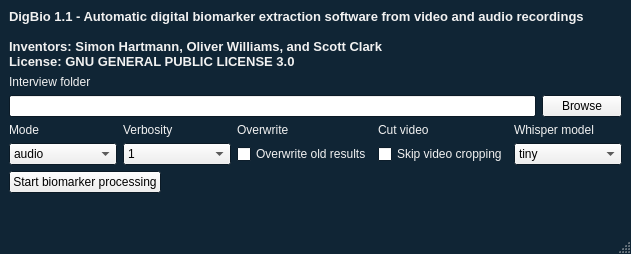
The window that DigBio.ui (sihartmann/DigitalBiomarkersPsychosis) describes before a commit, drawn with Qt 5.
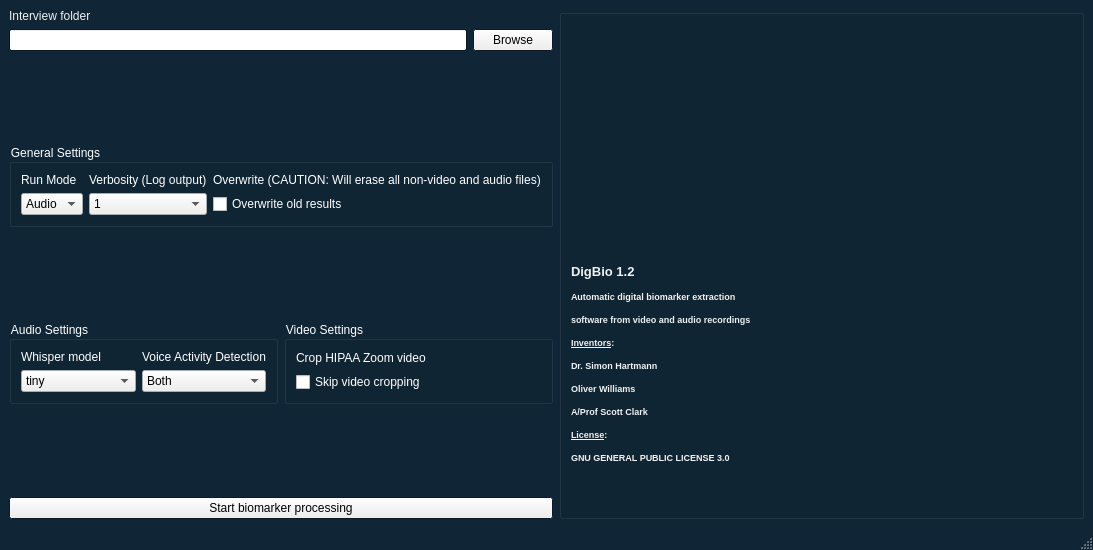
The same window after the commit. Icons and pictures are not drawn.

Commit message: Added Silero VAD instead of ffmpeg silenceremoval, updated GUI

Patch:
```diff
--- a/DigBio.ui
+++ b/DigBio.ui
@@ -6,8 +6,8 @@
    <rect>
     <x>0</x>
     <y>0</y>
-    <width>631</width>
-    <height>254</height>
+    <width>1093</width>
+    <height>550</height>
    </rect>
   </property>
   <property name="sizePolicy">
@@ -100,15 +100,6 @@
        </color>
       </brush>
      </colorrole>
-     <colorrole role="PlaceholderText">
-      <brush brushstyle="SolidPattern">
-       <color alpha="128">
-        <red>0</red>
-        <green>0</green>
-        <blue>0</blue>
-       </color>
-      </brush>
-     </colorrole>
     </active>
     <inactive>
      <colorrole role="WindowText">
@@ -192,15 +183,6 @@
        </color>
       </brush>
      </colorrole>
-     <colorrole role="PlaceholderText">
-      <brush brushstyle="SolidPattern">
-       <color alpha="128">
-        <red>0</red>
-        <green>0</green>
-        <blue>0</blue>
-       </color>
-      </brush>
-     </colorrole>
     </inactive>
     <disabled>
      <colorrole role="WindowText">
@@ -284,15 +266,6 @@
        </color>
       </brush>
      </colorrole>
-     <colorrole role="PlaceholderText">
-      <brush brushstyle="SolidPattern">
-       <color alpha="128">
-        <red>0</red>
-        <green>0</green>
-        <blue>0</blue>
-       </color>
-      </brush>
-     </colorrole>
     </disabled>
    </palette>
   </property>
@@ -306,43 +279,564 @@
    <property name="enabled">
     <bool>true</bool>
    </property>
-   <layout class="QVBoxLayout" name="verticalLayout_2">
-    <item>
-     <layout class="QVBoxLayout" name="verticalLayout">
-      <item>
-       <widget class="QLabel" name="label_13">
+   <layout class="QGridLayout" name="gridLayout_7">
+    <item row="0" column="0">
+     <layout class="QGridLayout" name="gridLayout_6">
+      <item row="3" column="0" colspan="2">
+       <widget class="QGroupBox" name="groupBox">
+        <property name="palette">
+         <palette>
+          <active/>
+          <inactive/>
+          <disabled/>
+         </palette>
+        </property>
+        <property name="styleSheet">
+         <string notr="true">QGroupBox::title {
+    color: rgb(255, 255, 255);
+}</string>
+        </property>
+        <property name="title">
+         <string>General Settings</string>
+        </property>
+        <layout class="QGridLayout" name="gridLayout_2">
+         <item row="0" column="0">
+          <widget class="QLabel" name="label_2">
+           <property name="palette">
+            <palette>
+             <active>
+              <colorrole role="WindowText">
+               <brush brushstyle="SolidPattern">
+                <color alpha="255">
+                 <red>255</red>
+                 <green>255</green>
+                 <blue>255</blue>
+                </color>
+               </brush>
+              </colorrole>
+             </active>
+             <inactive>
+              <colorrole role="WindowText">
+               <brush brushstyle="SolidPattern">
+                <color alpha="255">
+                 <red>255</red>
+                 <green>255</green>
+                 <blue>255</blue>
+                </color>
+               </brush>
+              </colorrole>
+             </inactive>
+             <disabled>
+              <colorrole role="WindowText">
+               <brush brushstyle="SolidPattern">
+                <color alpha="255">
+                 <red>120</red>
+                 <green>120</green>
+                 <blue>120</blue>
+                </color>
+               </brush>
+              </colorrole>
+             </disabled>
+            </palette>
+           </property>
+           <property name="text">
+            <string>Run Mode</string>
+           </property>
+          </widget>
+         </item>
+         <item row="0" column="1">
+          <widget class="QLabel" name="label_3">
+           <property name="palette">
+            <palette>
+             <active>
+              <colorrole role="WindowText">
+               <brush brushstyle="SolidPattern">
+                <color alpha="255">
+                 <red>255</red>
+                 <green>255</green>
+                 <blue>255</blue>
+                </color>
+               </brush>
+              </colorrole>
+             </active>
+             <inactive>
+              <colorrole role="WindowText">
+               <brush brushstyle="SolidPattern">
+                <color alpha="255">
+                 <red>255</red>
+                 <green>255</green>
+                 <blue>255</blue>
+                </color>
+               </brush>
+              </colorrole>
+             </inactive>
+             <disabled>
+              <colorrole role="WindowText">
+               <brush brushstyle="SolidPattern">
+                <color alpha="255">
+                 <red>120</red>
+                 <green>120</green>
+                 <blue>120</blue>
+                </color>
+               </brush>
+              </colorrole>
+             </disabled>
+            </palette>
+           </property>
+           <property name="text">
+            <string>Verbosity (Log output)</string>
+           </property>
+          </widget>
+         </item>
+         <item row="0" column="2">
+          <widget class="QLabel" name="label_5">
+           <property name="palette">
+            <palette>
+             <active>
+              <colorrole role="WindowText">
+               <brush brushstyle="SolidPattern">
+                <color alpha="255">
+                 <red>255</red>
+                 <green>255</green>
+                 <blue>255</blue>
+                </color>
+               </brush>
+              </colorrole>
+             </active>
+             <inactive>
+              <colorrole role="WindowText">
+               <brush brushstyle="SolidPattern">
+                <color alpha="255">
+                 <red>255</red>
+                 <green>255</green>
+                 <blue>255</blue>
+                </color>
+               </brush>
+              </colorrole>
+             </inactive>
+             <disabled>
+              <colorrole role="WindowText">
+               <brush brushstyle="SolidPattern">
+                <color alpha="255">
+                 <red>120</red>
+                 <green>120</green>
+                 <blue>120</blue>
+                </color>
+               </brush>
+              </colorrole>
+             </disabled>
+            </palette>
+           </property>
+           <property name="text">
+            <string>Overwrite (CAUTION: Will erase all non-video and audio files)</string>
+           </property>
+          </widget>
+         </item>
+         <item row="1" column="0">
+          <widget class="QComboBox" name="modeBox">
+           <property name="currentText">
+            <string>Audio</string>
+           </property>
+           <item>
+            <property name="text">
+             <string>Audio</string>
+            </property>
+           </item>
+           <item>
+            <property name="text">
+             <string>Video</string>
+            </property>
+           </item>
+           <item>
+            <property name="text">
+             <string>All</string>
+            </property>
+           </item>
+          </widget>
+         </item>
+         <item row="1" column="1">
+          <widget class="QComboBox" name="verbosityBox">
+           <property name="currentText">
+            <string>1</string>
+           </property>
+           <item>
+            <property name="text">
+             <string>1</string>
+            </property>
+           </item>
+           <item>
+            <property name="text">
+             <string>2</string>
+            </property>
+           </item>
+           <item>
+            <property name="text">
+             <string>3</string>
+            </property>
+           </item>
+           <item>
+            <property name="text">
+             <string>4</string>
+            </property>
+           </item>
+          </widget>
+         </item>
+         <item row="1" column="2">
+          <widget class="QCheckBox" name="overwriteBox">
+           <property name="palette">
+            <palette>
+             <active>
+              <colorrole role="WindowText">
+               <brush brushstyle="SolidPattern">
+                <color alpha="255">
+                 <red>255</red>
+                 <green>255</green>
+                 <blue>255</blue>
+                </color>
+               </brush>
+              </colorrole>
+             </active>
+             <inactive>
+              <colorrole role="WindowText">
+               <brush brushstyle="SolidPattern">
+                <color alpha="255">
+                 <red>255</red>
+                 <green>255</green>
+                 <blue>255</blue>
+                </color>
+               </brush>
+              </colorrole>
+             </inactive>
+             <disabled>
+              <colorrole role="WindowText">
+               <brush brushstyle="SolidPattern">
+                <color alpha="255">
+                 <red>120</red>
+                 <green>120</green>
+                 <blue>120</blue>
+                </color>
+               </brush>
+              </colorrole>
+             </disabled>
+            </palette>
+           </property>
+           <property name="text">
+            <string>Overwrite old results</string>
+           </property>
+          </widget>
+         </item>
+        </layout>
+       </widget>
+      </item>
+      <item row="5" column="0" colspan="2">
+       <layout class="QHBoxLayout" name="horizontalLayout_2">
+        <item>
+         <widget class="QGroupBox" name="groupBox_2">
+          <property name="styleSheet">
+           <string notr="true">QGroupBox::title {
+    color: rgb(255, 255, 255);
+}</string>
+          </property>
+          <property name="title">
+           <string>Audio Settings</string>
+          </property>
+          <layout class="QGridLayout" name="gridLayout_3">
+           <item row="0" column="0">
+            <widget class="QLabel" name="label_4">
+             <property name="palette">
+              <palette>
+               <active>
+                <colorrole role="WindowText">
+                 <brush brushstyle="SolidPattern">
+                  <color alpha="255">
+                   <red>255</red>
+                   <green>255</green>
+                   <blue>255</blue>
+                  </color>
+                 </brush>
+                </colorrole>
+               </active>
+               <inactive>
+                <colorrole role="WindowText">
+                 <brush brushstyle="SolidPattern">
+                  <color alpha="255">
+                   <red>255</red>
+                   <green>255</green>
+                   <blue>255</blue>
+                  </color>
+                 </brush>
+                </colorrole>
+               </inactive>
+               <disabled>
+                <colorrole role="WindowText">
+                 <brush brushstyle="SolidPattern">
+                  <color alpha="255">
+                   <red>120</red>
+                   <green>120</green>
+                   <blue>120</blue>
+                  </color>
+                 </brush>
+                </colorrole>
+               </disabled>
+              </palette>
+             </property>
+             <property name="text">
+              <string>Whisper model</string>
+             </property>
+            </widget>
+           </item>
+           <item row="0" column="1">
+            <widget class="QLabel" name="label_9">
+             <property name="palette">
+              <palette>
+               <active>
+                <colorrole role="WindowText">
+                 <brush brushstyle="SolidPattern">
+                  <color alpha="255">
+                   <red>255</red>
+                   <green>255</green>
+                   <blue>255</blue>
+                  </color>
+                 </brush>
+                </colorrole>
+               </active>
+               <inactive>
+                <colorrole role="WindowText">
+                 <brush brushstyle="SolidPattern">
+                  <color alpha="255">
+                   <red>255</red>
+                   <green>255</green>
+                   <blue>255</blue>
+                  </color>
+                 </brush>
+                </colorrole>
+               </inactive>
+               <disabled>
+                <colorrole role="WindowText">
+                 <brush brushstyle="SolidPattern">
+                  <color alpha="255">
+                   <red>120</red>
+                   <green>120</green>
+                   <blue>120</blue>
+                  </color>
+                 </brush>
+                </colorrole>
+               </disabled>
+              </palette>
+             </property>
+             <property name="text">
+              <string>Voice Activity Detection</string>
+             </property>
+            </widget>
+           </item>
+           <item row="1" column="0">
+            <widget class="QComboBox" name="whisperBox">
+             <property name="currentText">
+              <string>tiny</string>
+             </property>
+             <item>
+              <property name="text">
+               <string>tiny</string>
+              </property>
+             </item>
+             <item>
+              <property name="text">
+               <string>small</string>
+              </property>
+             </item>
+             <item>
+              <property name="text">
+               <string>base</string>
+              </property>
+             </item>
+             <item>
+              <property name="text">
+               <string>medium</string>
+              </property>
+             </item>
+             <item>
+              <property name="text">
+               <string>large</string>
+              </property>
+             </item>
+            </widget>
+           </item>
+           <item row="1" column="1">
+            <widget class="QComboBox" name="vadBox">
+             <property name="currentText">
+              <string>Both</string>
+             </property>
+             <item>
+              <property name="text">
+               <string>Both</string>
+              </property>
+             </item>
+             <item>
+              <property name="text">
+               <string>VAD</string>
+              </property>
+             </item>
+             <item>
+              <property name="text">
+               <string>None</string>
+              </property>
+             </item>
+            </widget>
+           </item>
+          </layout>
+         </widget>
+        </item>
+        <item>
+         <widget class="QGroupBox" name="groupBox_3">
+          <property name="styleSheet">
+           <string notr="true">QGroupBox::title {
+    color: rgb(255, 255, 255);
+}</string>
+          </property>
+          <property name="title">
+           <string>Video Settings</string>
+          </property>
+          <layout class="QGridLayout" name="gridLayout_4">
+           <item row="0" column="0">
+            <widget class="QLabel" name="label_6">
+             <property name="palette">
+              <palette>
+               <active>
+                <colorrole role="WindowText">
+                 <brush brushstyle="SolidPattern">
+                  <color alpha="255">
+                   <red>255</red>
+                   <green>255</green>
+                   <blue>255</blue>
+                  </color>
+                 </brush>
+                </colorrole>
+               </active>
+               <inactive>
+                <colorrole role="WindowText">
+                 <brush brushstyle="SolidPattern">
+                  <color alpha="255">
+                   <red>255</red>
+                   <green>255</green>
+                   <blue>255</blue>
+                  </color>
+                 </brush>
+                </colorrole>
+               </inactive>
+               <disabled>
+                <colorrole role="WindowText">
+                 <brush brushstyle="SolidPattern">
+                  <color alpha="255">
+                   <red>120</red>
+                   <green>120</green>
+                   <blue>120</blue>
+                  </color>
+                 </brush>
+                </colorrole>
+               </disabled>
+              </palette>
+             </property>
+             <property name="text">
+              <string>Crop HIPAA Zoom video</string>
+             </property>
+            </widget>
+           </item>
+           <item row="1" column="0">
+            <widget class="QCheckBox" name="nocutBox">
+             <property name="palette">
+              <palette>
+               <active>
+                <colorrole role="WindowText">
+                 <brush brushstyle="SolidPattern">
+                  <color alpha="255">
+                   <red>255</red>
+                   <green>255</green>
+                   <blue>255</blue>
+                  </color>
+                 </brush>
+                </colorrole>
+               </active>
+               <inactive>
+                <colorrole role="WindowText">
+                 <brush brushstyle="SolidPattern">
+                  <color alpha="255">
+                   <red>255</red>
+                   <green>255</green>
+                   <blue>255</blue>
+                  </color>
+                 </brush>
+                </colorrole>
+               </inactive>
+               <disabled>
+                <colorrole role="WindowText">
+                 <brush brushstyle="SolidPattern">
+                  <color alpha="255">
+                   <red>120</red>
+                   <green>120</green>
+                   <blue>120</blue>
+                  </color>
+                 </brush>
+                </colorrole>
+               </disabled>
+              </palette>
+             </property>
+             <property name="text">
+              <string>Skip video cropping</string>
+             </property>
+            </widget>
+           </item>
+          </layout>
+         </widget>
+        </item>
+       </layout>
+      </item>
+      <item row="7" column="0" colspan="2">
+       <widget class="QPushButton" name="startButton">
         <property name="sizePolicy">
-         <sizepolicy hsizetype="Expanding" vsizetype="Preferred">
+         <sizepolicy hsizetype="Preferred" vsizetype="Fixed">
           <horstretch>0</horstretch>
           <verstretch>0</verstretch>
          </sizepolicy>
         </property>
-        <property name="font">
-         <font>
-          <pointsize>10</pointsize>
-          <weight>75</weight>
-          <bold>true</bold>
-         </font>
+        <property name="text">
+         <string>Start biomarker processing</string>
         </property>
+       </widget>
+      </item>
+      <item row="6" column="0">
+       <widget class="QLabel" name="label_11">
+        <property name="sizePolicy">
+         <sizepolicy hsizetype="Expanding" vsizetype="Expanding">
+          <horstretch>0</horstretch>
+          <verstretch>0</verstretch>
+         </sizepolicy>
+        </property>
         <property name="text">
-         <string>DigBio 1.1 - Automatic digital biomarker extraction software from video and audio recordings
- 
-Inventors: Simon Hartmann, Oliver Williams, and Scott Clark
-License: GNU GENERAL PUBLIC LICENSE 3.0</string>
+         <string/>
         </property>
-        <property name="scaledContents">
-         <bool>true</bool>
+       </widget>
+      </item>
+      <item row="4" column="1">
+       <widget class="QLabel" name="label_12">
+        <property name="sizePolicy">
+         <sizepolicy hsizetype="Expanding" vsizetype="Expanding">
+          <horstretch>0</horstretch>
+          <verstretch>0</verstretch>
+         </sizepolicy>
         </property>
+        <property name="text">
+         <string/>
+        </property>
        </widget>
       </item>
-      <item>
+      <item row="0" column="0" colspan="2">
        <widget class="QLabel" name="label">
         <property name="text">
          <string>Interview folder</string>
         </property>
        </widget>
       </item>
-      <item>
+      <item row="1" column="0" colspan="2">
        <layout class="QGridLayout" name="gridLayout">
         <item row="1" column="0">
          <widget class="QLineEdit" name="pathFolder"/>
@@ -356,183 +850,89 @@
         </item>
        </layout>
       </item>
-      <item>
-       <layout class="QGridLayout" name="gridLayout_2">
-        <item row="0" column="2">
-         <widget class="QLabel" name="label_5">
-          <property name="text">
-           <string>Overwrite</string>
-          </property>
-         </widget>
-        </item>
-        <item row="1" column="4">
-         <widget class="QComboBox" name="whisperBox">
-          <property name="currentText">
-           <string>tiny</string>
-          </property>
-          <item>
-           <property name="text">
-            <string>tiny</string>
-           </property>
-          </item>
-          <item>
-           <property name="text">
-            <string>small</string>
-           </property>
-          </item>
-          <item>
-           <property name="text">
-            <string>base</string>
-           </property>
-          </item>
-          <item>
-           <property name="text">
-            <string>medium</string>
-           </property>
-          </item>
-          <item>
-           <property name="text">
-            <string>large</string>
-           </property>
-          </item>
-         </widget>
-        </item>
-        <item row="0" column="4">
-         <widget class="QLabel" name="label_4">
-          <property name="text">
-           <string>Whisper model</string>
-          </property>
-         </widget>
-        </item>
-        <item row="1" column="1">
-         <widget class="QComboBox" name="verbosityBox">
-          <property name="currentText">
-           <string>1</string>
-          </property>
-          <item>
-           <property name="text">
-            <string>1</string>
-           </property>
-          </item>
-          <item>
-           <property name="text">
-            <string>2</string>
-           </property>
-          </item>
-          <item>
-           <property name="text">
-            <string>3</string>
-           </property>
-          </item>
-          <item>
-           <property name="text">
-            <string>4</string>
-           </property>
-          </item>
-         </widget>
-        </item>
-        <item row="1" column="3">
-         <widget class="QCheckBox" name="nocutBox">
-          <property name="text">
-           <string>Skip video cropping</string>
-          </property>
-         </widget>
-        </item>
-        <item row="0" column="1">
-         <widget class="QLabel" name="label_3">
-          <property name="text">
-           <string>Verbosity</string>
-          </property>
-         </widget>
-        </item>
-        <item row="0" column="3">
-         <widget class="QLabel" name="label_6">
-          <property name="text">
-           <string>Cut video</string>
-          </property>
-         </widget>
-        </item>
-        <item row="1" column="0">
-         <widget class="QComboBox" name="modeBox">
-          <property name="currentText">
-           <string>audio</string>
-          </property>
-          <item>
-           <property name="text">
-            <string>audio</string>
-           </property>
-          </item>
-          <item>
-           <property name="text">
-            <string>video</string>
-           </property>
-          </item>
-          <item>
-           <property name="text">
-            <string>all</string>
-           </property>
-          </item>
-         </widget>
-        </item>
-        <item row="1" column="2">
-         <widget class="QCheckBox" name="overwriteBox">
-          <property name="text">
-           <string>Overwrite old results</string>
-          </property>
-         </widget>
-        </item>
-        <item row="0" column="0">
-         <widget class="QLabel" name="label_2">
-          <property name="text">
-           <string>Mode</string>
-          </property>
-         </widget>
-        </item>
-       </layout>
-      </item>
-      <item>
-       <layout class="QHBoxLayout" name="horizontalLayout">
-        <item>
-         <widget class="QPushButton" name="startButton">
-          <property name="sizePolicy">
-           <sizepolicy hsizetype="Preferred" vsizetype="Fixed">
-            <horstretch>0</horstretch>
-            <verstretch>0</verstretch>
-           </sizepolicy>
-          </property>
-          <property name="text">
-           <string>Start biomarker processing</string>
-          </property>
-         </widget>
-        </item>
-        <item>
-         <widget class="QLabel" name="label_11">
-          <property name="sizePolicy">
-           <sizepolicy hsizetype="Expanding" vsizetype="Expanding">
-            <horstretch>0</horstretch>
-            <verstretch>0</verstretch>
-           </sizepolicy>
-          </property>
-          <property name="text">
-           <string/>
-          </property>
-         </widget>
-        </item>
-       </layout>
+      <item row="2" column="1">
+       <widget class="QLabel" name="label_14">
+        <property name="sizePolicy">
+         <sizepolicy hsizetype="Expanding" vsizetype="Expanding">
+          <horstretch>0</horstretch>
+          <verstretch>0</verstretch>
+         </sizepolicy>
+        </property>
+        <property name="text">
+         <string/>
+        </property>
+       </widget>
       </item>
      </layout>
     </item>
-    <item>
-     <widget class="QLabel" name="label_8">
-      <property name="sizePolicy">
-       <sizepolicy hsizetype="Expanding" vsizetype="Expanding">
-        <horstretch>0</horstretch>
-        <verstretch>0</verstretch>
-       </sizepolicy>
-      </property>
-      <property name="text">
+    <item row="0" column="1">
+     <widget class="QGroupBox" name="groupBox_4">
+      <property name="title">
        <string/>
       </property>
+      <layout class="QGridLayout" name="gridLayout_5">
+       <item row="1" column="0">
+        <widget class="QLabel" name="label_13">
+         <property name="sizePolicy">
+          <sizepolicy hsizetype="Expanding" vsizetype="Preferred">
+           <horstretch>0</horstretch>
+           <verstretch>0</verstretch>
+          </sizepolicy>
+         </property>
+         <property name="font">
+          <font>
+           <pointsize>10</pointsize>
+           <weight>75</weight>
+           <bold>true</bold>
+          </font>
+         </property>
+         <property name="text">
+          <string>&lt;html&gt;&lt;head/&gt;&lt;body&gt;&lt;p&gt;DigBio 1.2&lt;/p&gt;&lt;p&gt;&lt;span style=&quot; font-size:7pt;&quot;&gt;Automatic digital biomarker extraction &lt;/span&gt;&lt;/p&gt;&lt;p&gt;&lt;span style=&quot; font-size:7pt;&quot;&gt;software from video and audio recordings&lt;/span&gt;&lt;/p&gt;&lt;p&gt;&lt;span style=&quot; font-size:7pt; text-decoration: underline;&quot;&gt;Inventors&lt;/span&gt;&lt;span style=&quot; font-size:7pt;&quot;&gt;:&lt;/span&gt;&lt;/p&gt;&lt;p&gt;&lt;span style=&quot; font-size:7pt;&quot;&gt;Dr. Simon Hartmann&lt;/span&gt;&lt;/p&gt;&lt;p&gt;&lt;span style=&quot; font-size:7pt;&quot;&gt;Oliver Williams&lt;/span&gt;&lt;/p&gt;&lt;p&gt;&lt;span style=&quot; font-size:7pt;&quot;&gt;A/Prof Scott Clark&lt;/span&gt;&lt;/p&gt;&lt;p&gt;&lt;span style=&quot; font-size:7pt; text-decoration: underline;&quot;&gt;License&lt;/span&gt;&lt;span style=&quot; font-size:7pt;&quot;&gt;: &lt;/span&gt;&lt;/p&gt;&lt;p&gt;&lt;span style=&quot; font-size:7pt;&quot;&gt;GNU GENERAL PUBLIC LICENSE 3.0&lt;/span&gt;&lt;/p&gt;&lt;/body&gt;&lt;/html&gt;</string>
+         </property>
+         <property name="scaledContents">
+          <bool>true</bool>
+         </property>
+        </widget>
+       </item>
+       <item row="1" column="1">
+        <widget class="QLabel" name="label_8">
+         <property name="text">
+          <string/>
+         </property>
+        </widget>
+       </item>
+       <item row="0" column="0">
+        <widget class="QLabel" name="label_7">
+         <property name="sizePolicy">
+          <sizepolicy hsizetype="Fixed" vsizetype="Fixed">
+           <horstretch>0</horstretch>
+           <verstretch>0</verstretch>
+          </sizepolicy>
+         </property>
+         <property name="maximumSize">
+          <size>
+           <width>251</width>
+           <height>191</height>
+          </size>
+         </property>
+         <property name="layoutDirection">
+          <enum>Qt::LeftToRight</enum>
+         </property>
+         <property name="text">
+          <string/>
+         </property>
+         <property name="pixmap">
+          <pixmap>logoAdelaide.jpg</pixmap>
+         </property>
+         <property name="scaledContents">
+          <bool>true</bool>
+         </property>
+         <property name="alignment">
+          <set>Qt::AlignCenter</set>
+         </property>
+        </widget>
+       </item>
+      </layout>
      </widget>
     </item>
    </layout>
```
Left out of the diff: 4 changed lines with no effect on the pictures. The commit also changes 2 other files.
